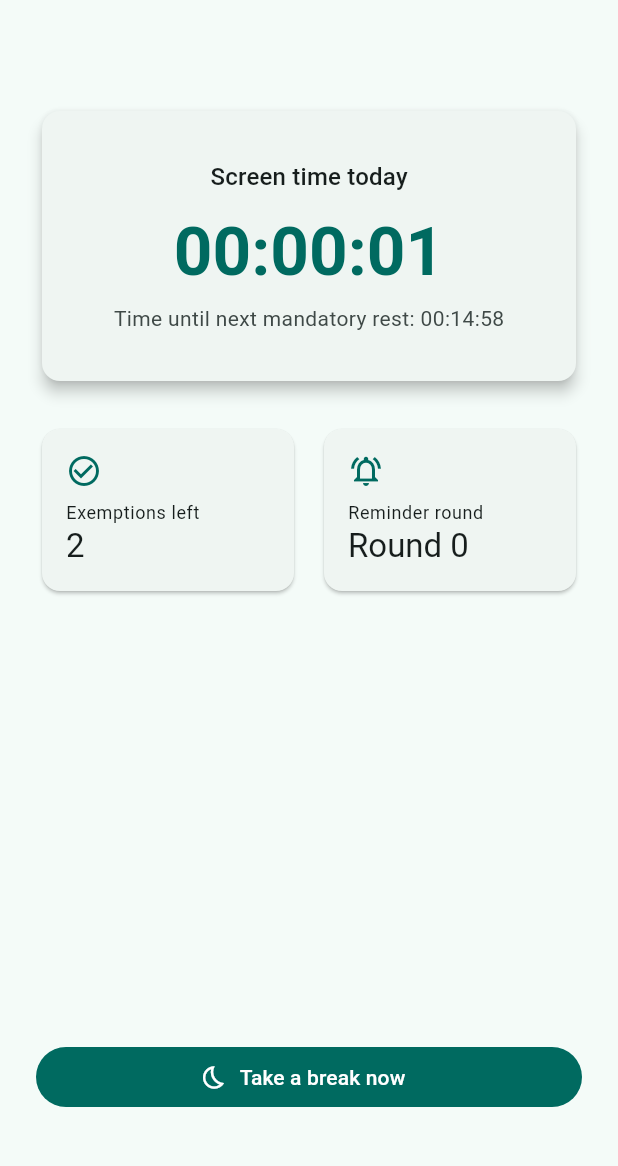
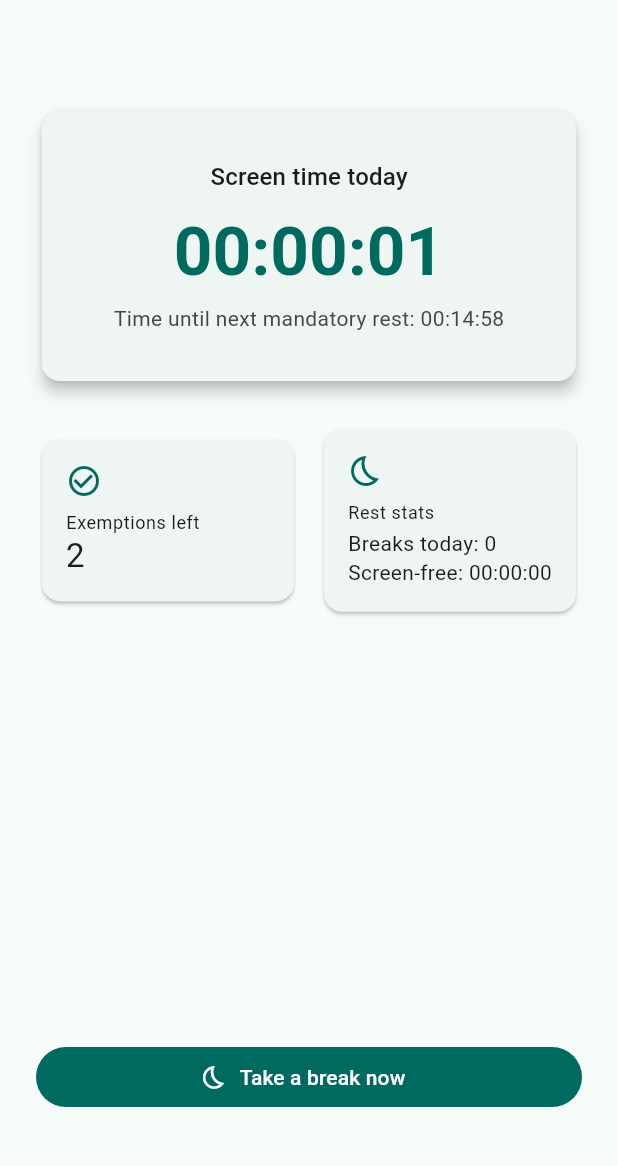
Before and after one commit to peyoot/screen_time_manager, a Flutter app: the screen it shows after launch, on a phone screen of 412 x 824 dp, the part 63-1229 px from its top. Run offline on Flutter 3.47's test engine with Material 3 defaults, Android fonts, the phone set to English and light mode, and no system bars; our stand-ins replace sqflite, sqflite_common_ffi, sqflite_common_ffi_web; accounts and stored records are empty.

Commit message:
更新休息统计

```diff
--- a/lib/l10n/app_en.arb
+++ b/lib/l10n/app_en.arb
@@ -11,10 +11,14 @@
   "@homeExemptionsCount": {
     "placeholders": {"count": {"type": "int"}}
   },
-  "homeReminderRound": "Reminder round",
-  "homeRoundNth": "Round {n}",
-  "@homeRoundNth": {
-    "placeholders": {"n": {"type": "int"}}
+  "homeRestStats": "Rest stats",
+  "homeRestTriggeredToday": "Breaks today: {count}",
+  "@homeRestTriggeredToday": {
+    "placeholders": {"count": {"type": "int"}}
+  },
+  "homeRestAccumulated": "Screen-free: {time}",
+  "@homeRestAccumulated": {
+    "placeholders": {"time": {"type": "String"}}
   },
   "homeManualRest": "Take a break now",
   "homeBankTooltip": "Question bank",
--- a/lib/l10n/app_localizations.dart
+++ b/lib/l10n/app_localizations.dart
@@ -131,17 +131,23 @@ abstract class S {
   /// **'{count} 次'**
   String homeExemptionsCount(int count);
 
-  /// No description provided for @homeReminderRound.
+  /// No description provided for @homeRestStats.
   ///
   /// In zh, this message translates to:
-  /// **'提醒轮次'**
-  String get homeReminderRound;
+  /// **'休息统计'**
+  String get homeRestStats;
 
-  /// No description provided for @homeRoundNth.
+  /// No description provided for @homeRestTriggeredToday.
   ///
   /// In zh, this message translates to:
-  /// **'第 {n} 轮'**
-  String homeRoundNth(int n);
+  /// **'今日触发休息 {count} 次'**
+  String homeRestTriggeredToday(int count);
+
+  /// No description provided for @homeRestAccumulated.
+  ///
+  /// In zh, this message translates to:
+  /// **'累计未用本机 {time}'**
+  String homeRestAccumulated(String time);
 
   /// No description provided for @homeManualRest.
   ///
--- a/lib/l10n/app_localizations_en.dart
+++ b/lib/l10n/app_localizations_en.dart
@@ -29,11 +29,16 @@ class SEn extends S {
   }
 
   @override
-  String get homeReminderRound => 'Reminder round';
+  String get homeRestStats => 'Rest stats';
 
   @override
-  String homeRoundNth(int n) {
-    return 'Round $n';
+  String homeRestTriggeredToday(int count) {
+    return 'Breaks today: $count';
+  }
+
+  @override
+  String homeRestAccumulated(String time) {
+    return 'Screen-free: $time';
   }
 
   @override
--- a/lib/ui/screen_time/home_page.dart
+++ b/lib/ui/screen_time/home_page.dart
@@ -101,8 +101,9 @@ class _TimingView extends StatelessWidget {
                   _TimeCard(state: state),
                   const SizedBox(height: 24),
                   _StatRow(
-                    state: state,
                     remainingExemptions: controller.remainingExemptions,
+                    restCount: controller.todayRestCount,
+                    restDuration: controller.todayRestDuration,
                   ),
                   const Spacer(),
                   FilledButton.icon(
@@ -201,14 +202,16 @@ class _TimeCard extends StatelessWidget {
   }
 }
 
-/// 豁免次数与当前轮次统计行。
+/// 豁免次数与当日休息统计行。
 class _StatRow extends StatelessWidget {
-  final ScreenTimeState state;
   final int remainingExemptions;
+  final int restCount;
+  final Duration restDuration;
 
   const _StatRow({
-    required this.state,
     required this.remainingExemptions,
+    required this.restCount,
+    required this.restDuration,
   });
 
   @override
@@ -225,13 +228,53 @@ class _StatRow extends StatelessWidget {
         ),
         const SizedBox(width: 12),
         Expanded(
-          child: _StatItem(
-            icon: Icons.notifications_active_outlined,
-            label: l10n.homeReminderRound,
-            value: l10n.homeRoundNth(state.quizRound),
-          ),
+          child: _RestStatCard(count: restCount, duration: restDuration),
         ),
       ],
+    );
+  }
+}
+
+/// 当日休息统计卡片：触发次数 + 累计未用本机时长。
+class _RestStatCard extends StatelessWidget {
+  final int count;
+  final Duration duration;
+
+  const _RestStatCard({required this.count, required this.duration});
+
+  @override
+  Widget build(BuildContext context) {
+    final theme = Theme.of(context);
+    final l10n = S.of(context);
+    return Card(
+      child: Padding(
+        padding: const EdgeInsets.all(16),
+        child: Column(
+          crossAxisAlignment: CrossAxisAlignment.start,
+          children: [
+            Icon(Icons.bedtime_outlined, color: theme.colorScheme.primary),
+            const SizedBox(height: 8),
+            Text(l10n.homeRestStats, style: theme.textTheme.bodySmall),
+            const SizedBox(height: 2),
+            FittedBox(
+              alignment: Alignment.centerLeft,
+              fit: BoxFit.scaleDown,
+              child: Text(
+                l10n.homeRestTriggeredToday(count),
+                style: theme.textTheme.bodyMedium,
+              ),
+            ),
+            FittedBox(
+              alignment: Alignment.centerLeft,
+              fit: BoxFit.scaleDown,
+              child: Text(
+                l10n.homeRestAccumulated(_formatDuration(duration)),
+                style: theme.textTheme.bodyMedium,
+              ),
+            ),
+          ],
+        ),
+      ),
     );
   }
 }
--- a/lib/ui/screen_time/screen_time_controller.dart
+++ b/lib/ui/screen_time/screen_time_controller.dart
@@ -74,6 +74,16 @@ class ScreenTimeController extends ChangeNotifier {
   bool _restEndedEarly = false;
   AppPhase _lastPhase = AppPhase.tracking;
 
+  // -- 当日休息统计（纯内存，不依赖 DB；跨自然日自动归零）--
+  /// 统计所属自然日（零点），用于检测跨天重置。
+  late DateTime _restStatsDay;
+
+  /// 当日进入休息页的次数（含当前进行中的一次）。
+  int _todayRestCount = 0;
+
+  /// 当日已完成休息的实际时长累计；进行中的部分由 [todayRestDuration] 实时补上。
+  Duration _todayRestElapsed = Duration.zero;
+
   Timer? _timer;
 
   /// 当前轮次抽到的输入式题目（仅在 quiz 阶段非空）。
@@ -111,6 +121,7 @@ class ScreenTimeController extends ChangeNotifier {
     DateTime Function()? clock,
     bool autoStart = true,
   }) : _clock = clock ?? DateTime.now {
+    _restStatsDay = _dayOf(_clock());
     machine.addListener(_onMachinePhaseChange);
     // 屏幕会话起点：真实平台由原生层上报亮灭屏时再切分。
     _screenSessionStart = _clock();
@@ -121,11 +132,49 @@ class ScreenTimeController extends ChangeNotifier {
     _screenEventsSub =
         screenOnEvents?.listen((isOn) => reportScreenOn(isOn));
     if (autoStart) {
-      _timer = Timer.periodic(const Duration(seconds: 1), (_) => machine.tick());
+      _timer = Timer.periodic(const Duration(seconds: 1), (_) {
+        _rolloverRestStatsIfNeeded();
+        machine.tick();
+      });
     }
   }
 
   AppPhase get phase => machine.state.phase;
+
+  /// 当日触发休息（进入休息页）的次数，跨自然日自动归零。
+  int get todayRestCount => _todayRestCount;
+
+  /// 当日累计"未用本机"时长：已完成休息的实际时长 + 当前休息已进行的时长。
+  Duration get todayRestDuration {
+    var total = _todayRestElapsed;
+    if (phase == AppPhase.resting) {
+      final start = _restStart;
+      if (start != null) total += _clock().difference(start);
+    }
+    return total < Duration.zero ? Duration.zero : total;
+  }
+
+  /// 取日期零点。
+  static DateTime _dayOf(DateTime t) => DateTime(t.year, t.month, t.day);
+
+  /// 跨自然日时归零当日休息统计；若跨天瞬间仍有进行中的休息（有起点），
+  /// 把它带入新一天（次数记 1，起点钳到新一天零点）。
+  /// 注意：阶段切换进入 resting 时 [machine] 已先行迁移、但 [_restStart]
+  /// 尚未设置（为 null），那种情况只归零，计数由调用方随后 +1。
+  void _rolloverRestStatsIfNeeded() {
+    final day = _dayOf(_clock());
+    if (day == _restStatsDay) return;
+    _restStatsDay = day;
+    _todayRestCount = 0;
+    _todayRestElapsed = Duration.zero;
+    if (machine.state.phase == AppPhase.resting) {
+      final start = _restStart;
+      if (start != null) {
+        _todayRestCount = 1;
+        if (start.isBefore(day)) _restStart = day;
+      }
+    }
+  }
 
   /// 状态机阶段变化时的回调：进入 quiz 时抽题，离开时重置答题 UI 状态。
   /// 同时记录休息会话（rest_session）的起止。
@@ -137,8 +186,10 @@ class ScreenTimeController extends ChangeNotifier {
       _flushRestSession(naturalCompletion: !_restEndedEarly);
       _restEndedEarly = false;
     }
-    // 进入 resting 阶段：记录起点与计划时长。
+    // 进入 resting 阶段：记录起点与计划时长，当日触发次数 +1。
     if (phase == AppPhase.resting && previousPhase != AppPhase.resting) {
+      _rolloverRestStatsIfNeeded();
+      _todayRestCount++;
       _restStart = _clock();
       _restPlanned = machine.settings.restDuration;
     }
@@ -189,18 +240,27 @@ class ScreenTimeController extends ChangeNotifier {
     notifyListeners();
   }
 
-  /// 把已结束的休息会话写入 DB（仅 [restSessionRepo] 存在时）。
+  /// 把已结束的休息会话写入 DB（仅 [restSessionRepo] 存在时），
+  /// 同时把实际时长累计到当日休息统计。
   void _flushRestSession({required bool naturalCompletion}) {
-    final start = _restStart;
     final planned = _restPlanned;
-    final repo = restSessionRepo;
-    if (start == null || planned == null || repo == null) {
+    final startBeforeRollover = _restStart;
+    if (startBeforeRollover == null || planned == null) {
       _restStart = null;
       _restPlanned = null;
       return;
     }
+    // 跨天处理可能把起点钳到今日零点，actual 与 DB 记录都只计新一天部分。
+    _rolloverRestStatsIfNeeded();
+    final start = _restStart ?? startBeforeRollover;
     final end = _clock();
     final actual = end.difference(start);
+    _todayRestElapsed += actual;
+    _restStart = null;
+    _restPlanned = null;
+
+    final repo = restSessionRepo;
+    if (repo == null) return;
     final session = RestSession(
       id: _uuid.v4(),
       startedAt: start,
@@ -209,8 +269,6 @@ class ScreenTimeController extends ChangeNotifier {
       actualDuration: actual,
       completed: naturalCompletion,
     );
-    _restStart = null;
-    _restPlanned = null;
     repo.insert(session).catchError((_) {});
   }
 
```
Also changed, not shown: lib/l10n/app_ja.arb (+8 -4 lines), lib/l10n/app_ko.arb (+8 -4 lines), lib/l10n/app_localizations_ja.dart (+8 -3 lines), lib/l10n/app_localizations_ko.dart (+8 -3 lines), lib/l10n/app_localizations_zh.dart (+8 -3 lines), lib/l10n/app_zh.arb (+8 -4 lines), 2 other files.
